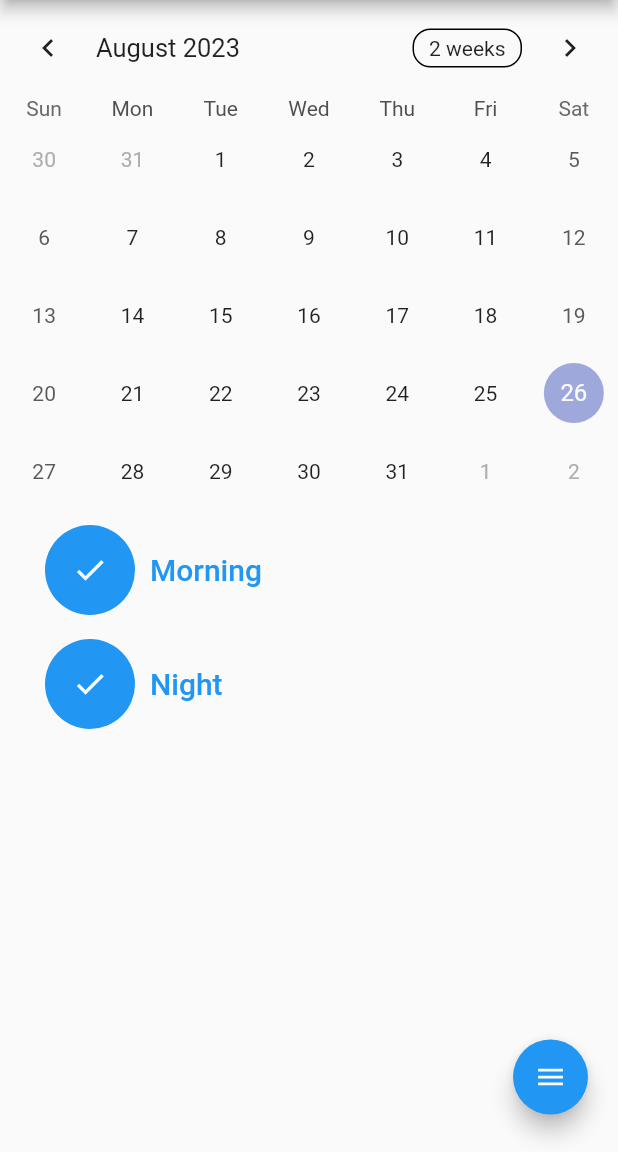
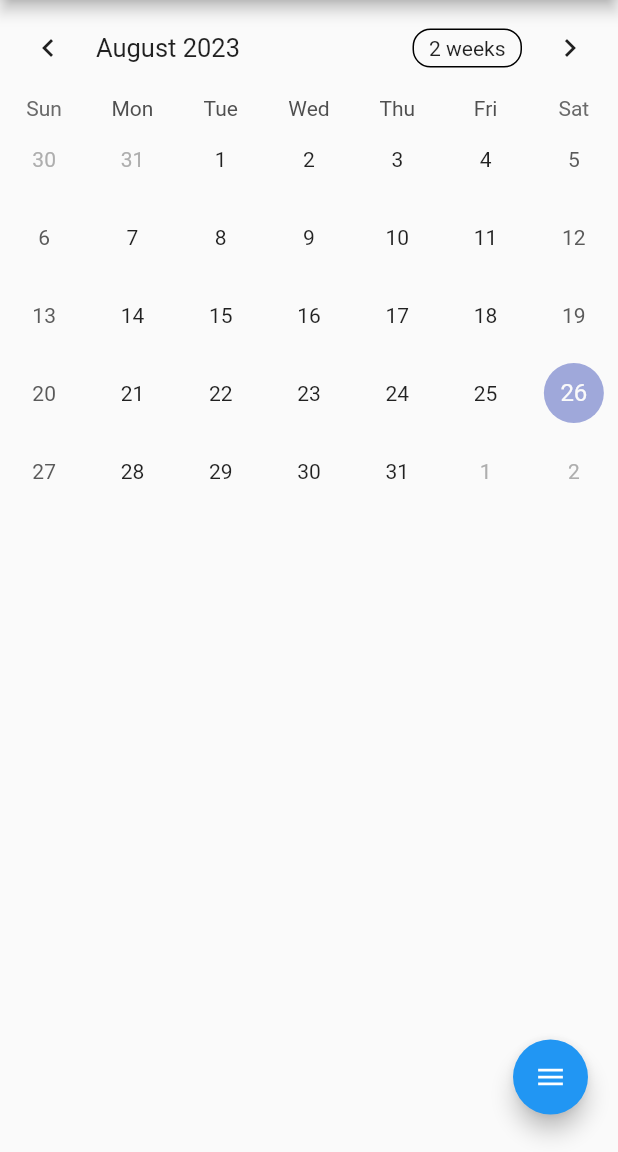
Before and after one commit to rdsarjito/brushing_teeth_reminder, a Flutter app: the screen it shows after launch, on a phone screen of 412 x 824 dp, the part 84-1236 px from its top. Run offline on Flutter 3.47's test engine with Material 2 defaults, Android fonts, the phone set to English and light mode, and no system bars; drawn by our look-alikes of flutter_speed_dial, table_calendar; our stand-ins replace flutter_datetime_picker_plus, flutter_local_notifications, get, timezone; missing offline and left inert: qr_code_scanner.

```diff
--- a/lib/home_page.dart
+++ b/lib/home_page.dart
@@ -3,8 +3,6 @@ import 'dart:developer';
 import 'package:flutter/material.dart';
 import 'package:table_calendar/table_calendar.dart';
 import 'package:flutter_speed_dial/flutter_speed_dial.dart';
-
-import 'package:getwidget/getwidget.dart';
 
 import 'notification.dart';
 import 'scanner.dart';
@@ -26,18 +24,7 @@ class MyHomePage extends StatefulWidget {
 }
 
 class _MyHomePageState extends State<MyHomePage> {
-  final List<Map<String, dynamic>> listPeriod = [
-        {
-      "idMON" : 0,
-      "Name" : "Morning",
-      "Icon": Icons.done
-    },
-    {
-      "idMON" : 1,
-      "Name" : "Night",
-      "Icon": Icons.done
-    },
-  ];
+  final List<Map<String, dynamic>> listPeriod = [];
 
   @override
   void dispose(){
```
Also changed, not shown: lib/scanner.dart (+7 -5 lines).
